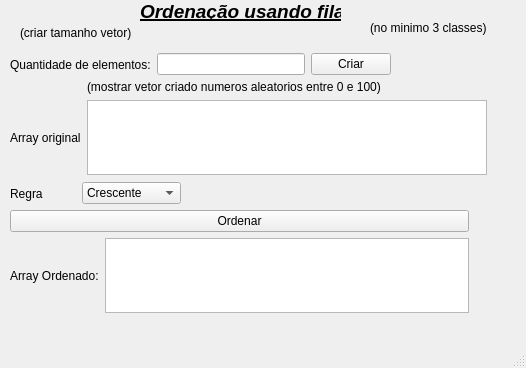
Above: mainwindow.ui from cpedrohenrique1/OrdenacaoUsandoFila before the change. Below: the same form after it.
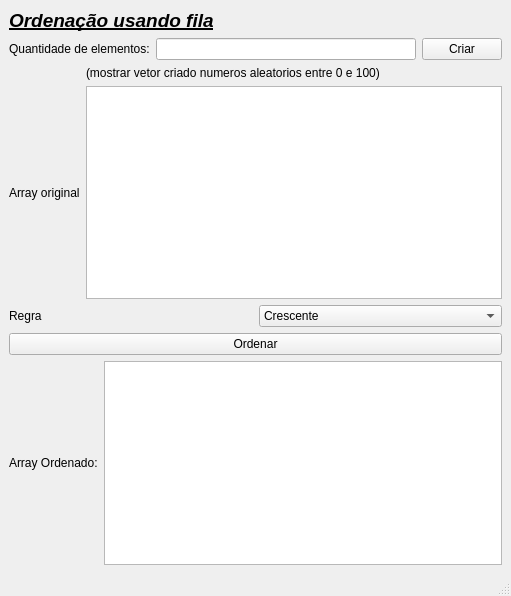
That is the form after the change.

Patch:
```diff
--- a/mainwindow.ui
+++ b/mainwindow.ui
@@ -6,49 +6,44 @@
    <rect>
     <x>0</x>
     <y>0</y>
-    <width>526</width>
-    <height>368</height>
+    <width>511</width>
+    <height>596</height>
    </rect>
   </property>
   <property name="windowTitle">
    <string>Ordenar</string>
   </property>
   <widget class="QWidget" name="centralwidget">
+   <layout class="QGridLayout" name="gridLayout_3">
+    <item row="0" column="0">
    <widget class="QLabel" name="label">
-    <property name="geometry">
-     <rect>
-      <x>140</x>
-      <y>0</y>
-      <width>201</width>
-      <height>21</height>
-     </rect>
-    </property>
     <property name="text">
      <string>&lt;html&gt;&lt;head/&gt;&lt;body&gt;&lt;p&gt;&lt;span style=&quot; font-size:14pt; font-weight:700; font-style:italic; text-decoration: underline;&quot;&gt;Ordenação usando fila&lt;/span&gt;&lt;/p&gt;&lt;/body&gt;&lt;/html&gt;</string>
     </property>
    </widget>
-   <widget class="QLabel" name="label_7">
-    <property name="geometry">
-     <rect>
-      <x>370</x>
-      <y>20</y>
-      <width>151</width>
-      <height>16</height>
-     </rect>
-    </property>
+    </item>
+    <item row="1" column="0">
+     <layout class="QHBoxLayout" name="horizontalLayout">
+      <item>
+       <widget class="QLabel" name="label_2">
     <property name="text">
-     <string>(no minimo 3 classes)</string>
-    </property>
-   </widget>
-   <widget class="QWidget" name="layoutWidget">
-    <property name="geometry">
-     <rect>
-      <x>10</x>
-      <y>80</y>
-      <width>477</width>
-      <height>95</height>
-     </rect>
-    </property>
+         <string>Quantidade de elementos:</string>
+        </property>
+       </widget>
+      </item>
+      <item>
+       <widget class="QLineEdit" name="InputQuantidadeElementos"/>
+      </item>
+      <item>
+       <widget class="QPushButton" name="BotaoCriar">
+        <property name="text">
+         <string>Criar</string>
+        </property>
+       </widget>
+      </item>
+     </layout>
+    </item>
+    <item row="2" column="0">
     <layout class="QGridLayout" name="gridLayout_2">
      <item row="1" column="1">
       <widget class="QTextEdit" name="SaidaArrayOriginal"/>
@@ -68,94 +63,18 @@
       </widget>
      </item>
     </layout>
-   </widget>
-   <widget class="QWidget" name="layoutWidget">
-    <property name="geometry">
-     <rect>
-      <x>10</x>
-      <y>180</y>
-      <width>171</width>
-      <height>27</height>
-     </rect>
-    </property>
-    <layout class="QHBoxLayout" name="horizontalLayout_3">
-     <item>
-      <widget class="QLabel" name="label_4">
-       <property name="text">
-        <string>Regra</string>
-       </property>
-      </widget>
-     </item>
-     <item>
-      <widget class="QComboBox" name="InputRegra">
-       <item>
-        <property name="text">
-         <string>Crescente</string>
-        </property>
-       </item>
-       <item>
-        <property name="text">
-         <string>Decrescente</string>
-        </property>
-       </item>
-      </widget>
-     </item>
-    </layout>
-   </widget>
-   <widget class="QLabel" name="label_5">
-    <property name="geometry">
-     <rect>
-      <x>20</x>
-      <y>20</y>
-      <width>144</width>
-      <height>25</height>
-     </rect>
-    </property>
-    <property name="text">
-     <string>(criar tamanho vetor)</string>
-    </property>
-   </widget>
-   <widget class="QWidget" name="">
-    <property name="geometry">
-     <rect>
-      <x>10</x>
-      <y>51</y>
-      <width>381</width>
-      <height>27</height>
-     </rect>
-    </property>
-    <layout class="QHBoxLayout" name="horizontalLayout">
-     <item>
-      <widget class="QLabel" name="label_2">
-       <property name="text">
-        <string>Quantidade de elementos:</string>
-       </property>
-      </widget>
-     </item>
-     <item>
-      <widget class="QLineEdit" name="InputQuantidadeElementos"/>
-     </item>
-     <item>
-      <widget class="QPushButton" name="BotaoCriar">
-       <property name="text">
-        <string>Criar</string>
-       </property>
-      </widget>
-     </item>
-    </layout>
-   </widget>
-   <widget class="QWidget" name="">
-    <property name="geometry">
-     <rect>
-      <x>10</x>
-      <y>210</y>
-      <width>459</width>
-      <height>103</height>
-     </rect>
-    </property>
+    </item>
+    <item row="4" column="0">
     <layout class="QGridLayout" name="gridLayout">
      <item row="1" column="2">
-      <widget class="QTextEdit" name="SaidaArrayOrdenado"/>
+       <widget class="QTextEdit" name="SaidaArrayOrdenado">
+        <property name="maximumSize">
+         <size>
+          <width>16777215</width>
+          <height>16777215</height>
+         </size>
+        </property>
+       </widget>
      </item>
      <item row="0" column="1" colspan="2">
       <widget class="QPushButton" name="BotaoOrdenar">
@@ -172,7 +91,33 @@
       </widget>
      </item>
     </layout>
-   </widget>
+    </item>
+    <item row="3" column="0">
+     <layout class="QHBoxLayout" name="horizontalLayout_3">
+      <item>
+       <widget class="QLabel" name="label_4">
+        <property name="text">
+         <string>Regra</string>
+        </property>
+       </widget>
+      </item>
+      <item>
+       <widget class="QComboBox" name="InputRegra">
+        <item>
+         <property name="text">
+          <string>Crescente</string>
+         </property>
+        </item>
+        <item>
+         <property name="text">
+          <string>Decrescente</string>
+         </property>
+        </item>
+       </widget>
+      </item>
+     </layout>
+    </item>
+   </layout>
   </widget>
   <widget class="QMenuBar" name="menubar">
    <property name="geometry">
```
Left out of the diff: 9 changed lines with no effect on the pictures. Lines whose indentation alone changed are shown as unchanged.
